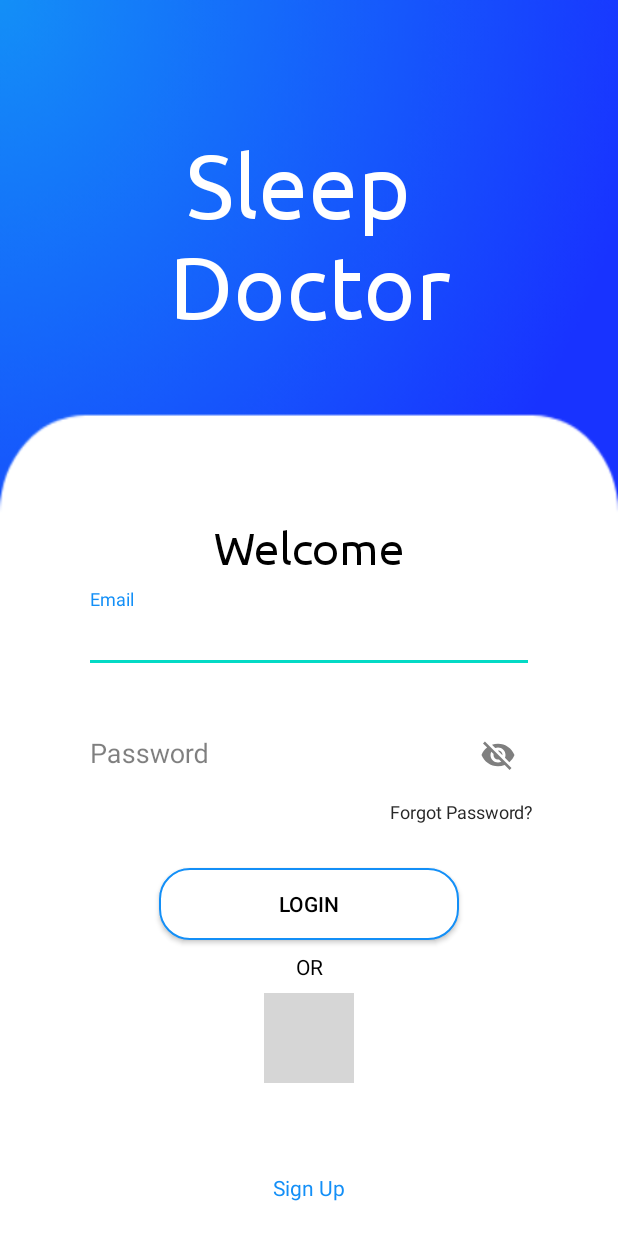
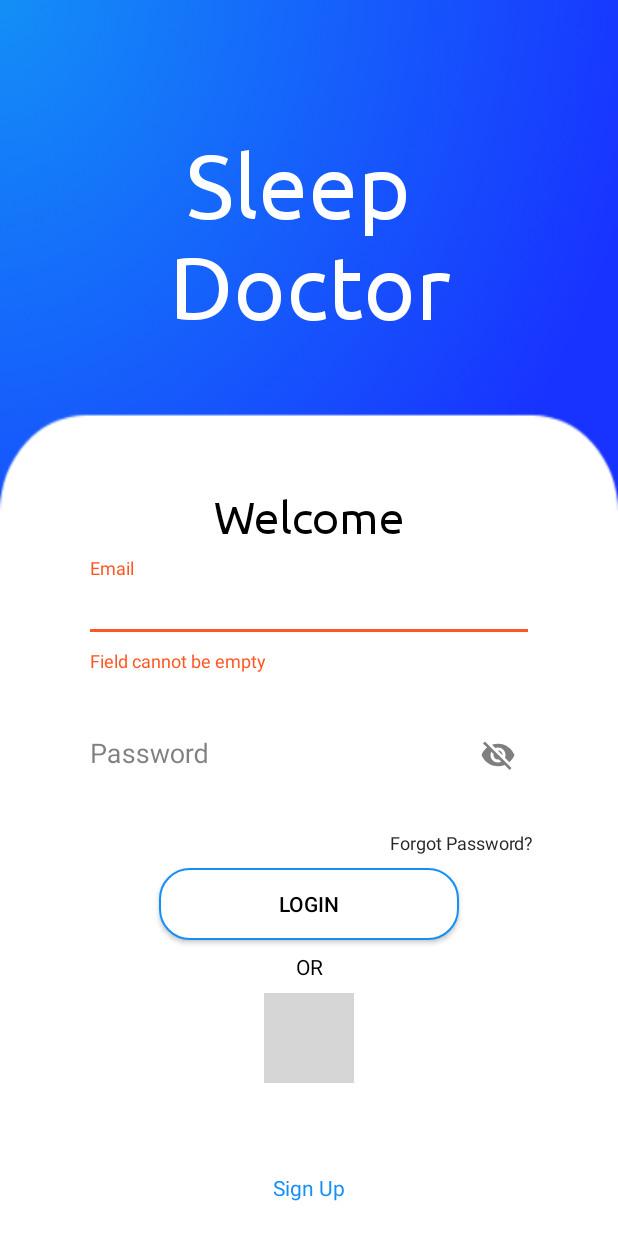
Before and after one commit to sakshampruthi/Slumber, an Android app: the screen it shows after launch (Login), after a tap on an icon or button, on a phone screen of 412 x 824 dp. Run offline under Robolectric (Android 15) with nearby library versions, the phone set to English and light mode, and no system bars; our stand-ins replace Firebase (no records; nobody signed in at launch, a user with empty details on screens opened directly); Roboto replaces fonts that are not available here; 2 other taps on this screen came first; grey boxes are pictures that could not be loaded.

Commit message:
login auth

```diff
--- a/app/build.gradle
+++ b/app/build.gradle
@@ -44,4 +44,5 @@ dependencies {
     androidTestImplementation 'androidx.test.espresso:espresso-core:3.2.0'
     implementation 'com.google.android.material:material:1.3.0-alpha01'
     implementation 'com.google.android.gms:play-services-auth:18.0.0'
+    implementation 'androidx.preference:preference-ktx:1.1.1'
 }
--- a/app/src/main/res/layout/activity_login.xml
+++ b/app/src/main/res/layout/activity_login.xml
@@ -2,6 +2,7 @@
 <androidx.constraintlayout.widget.ConstraintLayout xmlns:android="http://schemas.android.com/apk/res/android"
     xmlns:app="http://schemas.android.com/apk/res-auto"
     xmlns:tools="http://schemas.android.com/tools"
+    android:id="@+id/loginlayout"
     android:layout_width="match_parent"
     android:layout_height="match_parent"
     android:background="@drawable/loginbackground">
@@ -102,7 +103,7 @@
         app:layout_constraintGuide_percent="0.69" />
 
     <com.google.android.material.textfield.TextInputLayout
-        android:id="@+id/editText"
+        android:id="@+id/email"
         android:layout_width="300dp"
         android:layout_height="wrap_content"
         android:layout_marginBottom="120dp"
@@ -125,7 +126,7 @@
     </com.google.android.material.textfield.TextInputLayout>
 
     <com.google.android.material.textfield.TextInputLayout
-        android:id="@+id/editText2"
+        android:id="@+id/password"
         android:layout_width="300dp"
         android:layout_height="wrap_content"
         android:layout_marginTop="20dp"
@@ -135,7 +136,7 @@
         app:hintTextColor="@color/torq"
         app:layout_constraintEnd_toStartOf="@+id/guideline3"
         app:layout_constraintStart_toStartOf="@+id/guideline3"
-        app:layout_constraintTop_toBottomOf="@+id/editText"
+        app:layout_constraintTop_toBottomOf="@+id/email"
         app:passwordToggleEnabled="true"
         app:passwordToggleTint="#80000000">
 
@@ -172,10 +173,10 @@
         android:text="@string/forgotpass"
         android:textColor="#272727"
         android:textSize="12sp"
-        app:layout_constraintEnd_toEndOf="@+id/editText2"
+        app:layout_constraintEnd_toEndOf="@+id/password"
         app:layout_constraintHorizontal_bias="1.0"
-        app:layout_constraintStart_toStartOf="@+id/editText2"
-        app:layout_constraintTop_toBottomOf="@+id/editText2" />
+        app:layout_constraintStart_toStartOf="@+id/password"
+        app:layout_constraintTop_toBottomOf="@+id/password" />
 
     <TextView
         android:id="@+id/textView"
@@ -200,7 +201,7 @@
         android:text="@string/welcome"
         android:textColor="#000"
         android:textSize="30sp"
-        app:layout_constraintBottom_toTopOf="@+id/editText"
+        app:layout_constraintBottom_toTopOf="@+id/email"
         app:layout_constraintEnd_toStartOf="@+id/guideline3"
         app:layout_constraintStart_toStartOf="@+id/guideline3"
         app:layout_constraintTop_toTopOf="@+id/guideline15"
```
Also changed, not shown: app/src/main/java/com/thesleepconsultingcompany/sleepdoctor/Login.kt (+75 -0 lines), app/src/main/java/com/thesleepconsultingcompany/sleepdoctor/SharedPreference.kt (added, +25 -0 lines).
